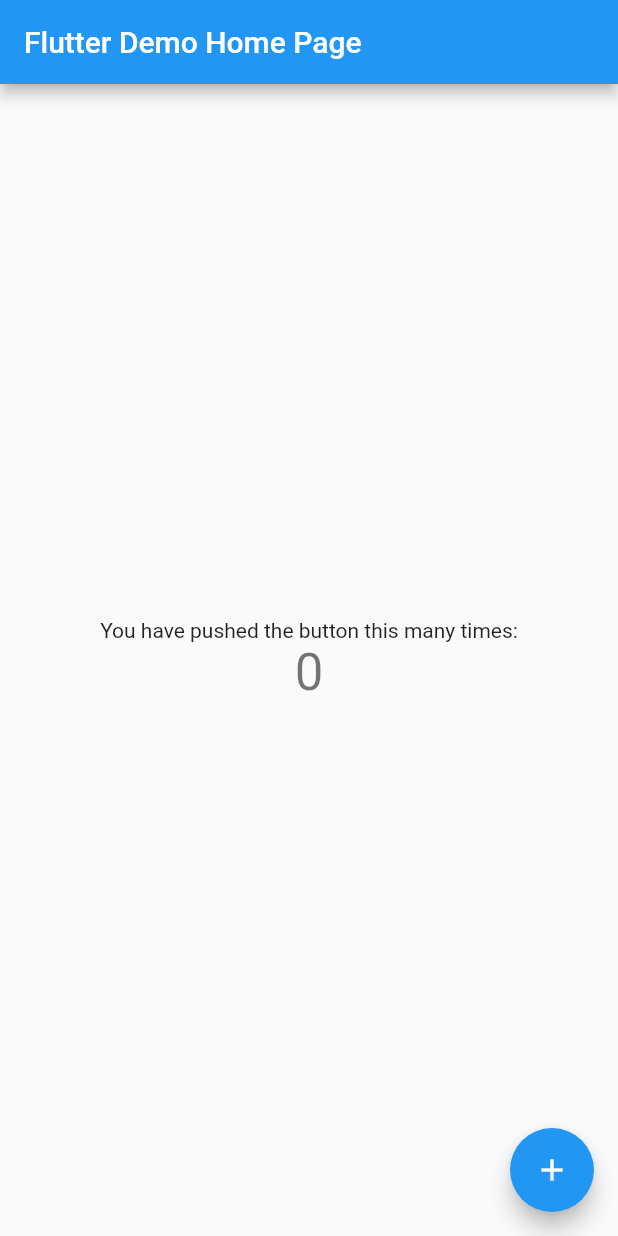
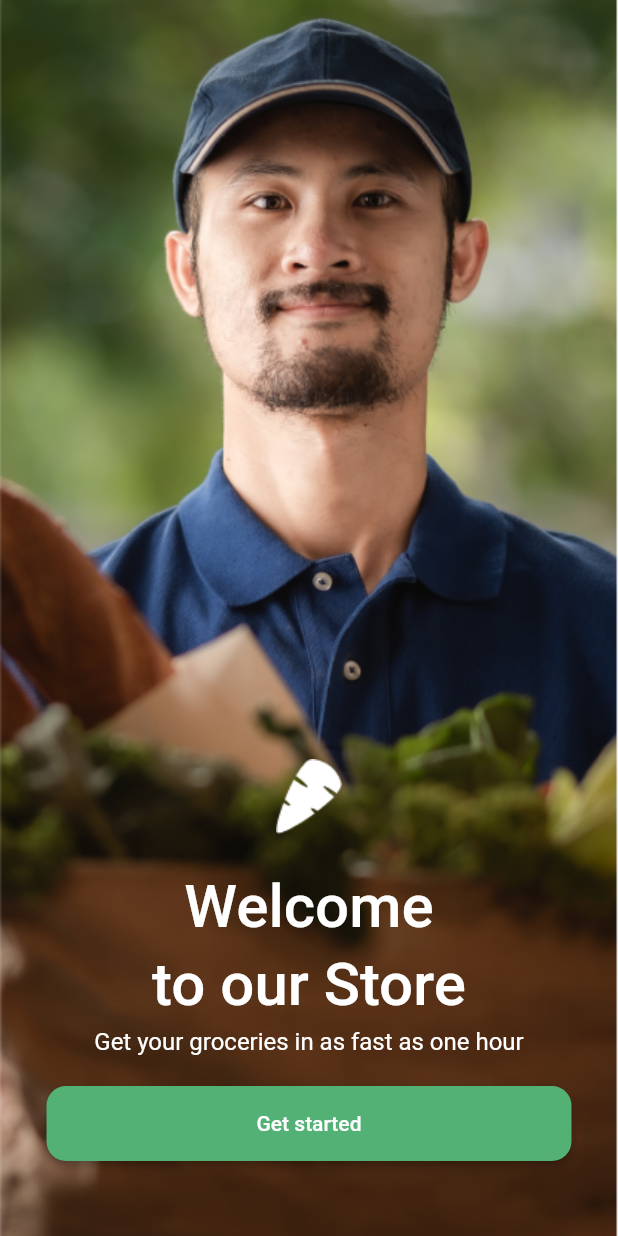
Before and after one commit to Badhon100/nectae, a Flutter app: the screen it shows after launch, on a phone screen of 412 x 824 dp. Run offline on Flutter 3.47's test engine with Material 2 defaults, Android fonts, the phone set to English and light mode, and no system bars.

```diff
--- a/lib/main.dart
+++ b/lib/main.dart
@@ -1,4 +1,5 @@
 import 'package:flutter/material.dart';
+import 'package:nectar/screens/splash_screen.dart';
 
 void main() {
   runApp(const MyApp());
@@ -13,103 +14,10 @@ class MyApp extends StatelessWidget {
     return MaterialApp(
       title: 'Flutter Demo',
       theme: ThemeData(
-        // This is the theme of your application.
-        //
-        // Try running your application with "flutter run". You'll see the
-        // application has a blue toolbar. Then, without quitting the app, try
-        // changing the primarySwatch below to Colors.green and then invoke
-        // "hot reload" (press "r" in the console where you ran "flutter run",
-        // or simply save your changes to "hot reload" in a Flutter IDE).
-        // Notice that the counter didn't reset back to zero; the application
-        // is not restarted.
         primarySwatch: Colors.blue,
       ),
-      home: const MyHomePage(title: 'Flutter Demo Home Page'),
+      debugShowCheckedModeBanner: false,
+      home: const SplasfScreen(),
     );
   }
 }
-
-class MyHomePage extends StatefulWidget {
-  const MyHomePage({Key? key, required this.title}) : super(key: key);
-
-  // This widget is the home page of your application. It is stateful, meaning
-  // that it has a State object (defined below) that contains fields that affect
-  // how it looks.
-
-  // This class is the configuration for the state. It holds the values (in this
-  // case the title) provided by the parent (in this case the App widget) and
-  // used by the build method of the State. Fields in a Widget subclass are
-  // always marked "final".
-
-  final String title;
-
-  @override
-  State<MyHomePage> createState() => _MyHomePageState();
-}
-
-class _MyHomePageState extends State<MyHomePage> {
-  int _counter = 0;
-
-  void _incrementCounter() {
-    setState(() {
-      // This call to setState tells the Flutter framework that something has
-      // changed in this State, which causes it to rerun the build method below
-      // so that the display can reflect the updated values. If we changed
-      // _counter without calling setState(), then the build method would not be
-      // called again, and so nothing would appear to happen.
-      _counter++;
-    });
-  }
-
-  @override
-  Widget build(BuildContext context) {
-    // This method is rerun every time setState is called, for instance as done
-    // by the _incrementCounter method above.
-    //
-    // The Flutter framework has been optimized to make rerunning build methods
-    // fast, so that you can just rebuild anything that needs updating rather
-    // than having to individually change instances of widgets.
-    return Scaffold(
-      appBar: AppBar(
-        // Here we take the value from the MyHomePage object that was created by
-        // the App.build method, and use it to set our appbar title.
-        title: Text(widget.title),
-      ),
-      body: Center(
-        // Center is a layout widget. It takes a single child and positions it
-        // in the middle of the parent.
-        child: Column(
-          // Column is also a layout widget. It takes a list of children and
-          // arranges them vertically. By default, it sizes itself to fit its
-          // children horizontally, and tries to be as tall as its parent.
-          //
-          // Invoke "debug painting" (press "p" in the console, choose the
-          // "Toggle Debug Paint" action from the Flutter Inspector in Android
-          // Studio, or the "Toggle Debug Paint" command in Visual Studio Code)
-          // to see the wireframe for each widget.
-          //
-          // Column has various properties to control how it sizes itself and
-          // how it positions its children. Here we use mainAxisAlignment to
-          // center the children vertically; the main axis here is the vertical
-          // axis because Columns are vertical (the cross axis would be
-          // horizontal).
-          mainAxisAlignment: MainAxisAlignment.center,
-          children: <Widget>[
-            const Text(
-              'You have pushed the button this many times:',
-            ),
-            Text(
-              '$_counter',
-              style: Theme.of(context).textTheme.headline4,
-            ),
-          ],
-        ),
-      ),
-      floatingActionButton: FloatingActionButton(
-        onPressed: _incrementCounter,
-        tooltip: 'Increment',
-        child: const Icon(Icons.add),
-      ), // This trailing comma makes auto-formatting nicer for build methods.
-    );
-  }
-}
--- /dev/null
+++ b/lib/screens/welcome_screen.dart
@@ -0,0 +1,74 @@
+import 'package:flutter/material.dart';
+import 'package:nectar/screens/home_page.dart';
+
+class WelcomeScreen extends StatelessWidget {
+  const WelcomeScreen({ Key? key }) : super(key: key);
+
+  @override
+  Widget build(BuildContext context) {
+    return Scaffold(
+      body: Container(
+        decoration: const BoxDecoration(
+          image: DecorationImage(
+            image: AssetImage("assets/img/welcome_background.png",),
+            fit: BoxFit.cover
+          )
+        ),
+        child: Center(
+          child: Padding(
+            padding: const EdgeInsets.only(bottom:50.0),
+            child: Column(
+              mainAxisAlignment: MainAxisAlignment.end,
+              children: [
+                const SizedBox(height: 30,),
+                Image.asset("assets/img/logo.png"),
+                const SizedBox(height: 25,),
+                const Text("Welcome",
+                  style: TextStyle(
+                    color: Colors.white,
+                    fontSize: 40,
+                    fontWeight: FontWeight.w500,
+
+                  ),
+                ),
+                const SizedBox(height: 5,),
+                const Text("to our Store",
+                style: TextStyle(
+                    color: Colors.white,
+                    fontSize: 40,
+                    fontWeight: FontWeight.w500,
+
+                  ),
+                ),
+                const SizedBox(height: 5,),
+                const Text("Get your groceries in as fast as one hour",
+                style: TextStyle(
+                    color: Colors.white,
+                    fontSize: 16,
+
+                  ),
+                ),
+                const SizedBox(height: 20,),
+                SizedBox(
+                  width: 350,
+                  height: 50,
+                  child: ElevatedButton(
+                    onPressed: (){
+                      Navigator.pushReplacement(context, MaterialPageRoute(builder: (context)=>const HomePage()));
+                    },
+                    style: ElevatedButton.styleFrom(
+                      shape: RoundedRectangleBorder(
+                          borderRadius: BorderRadius.circular(13.0)),
+                      primary: const Color(0xFF53B175)
+                    ),
+                    child: const Text("Get started")
+                    ),
+                )
+              ],
+            ),
+          ),
+        ),
+      ),
+    );
+  }
+}
--- a/pubspec.yaml
+++ b/pubspec.yaml
@@ -58,9 +58,8 @@ flutter:
   uses-material-design: true
 
   # To add assets to your application, add an assets section, like this:
-  # assets:
-  #   - images/a_dot_burr.jpeg
-  #   - images/a_dot_ham.jpeg
+  assets:
+    - assets/img/
 
   # An image asset can refer to one or more resolution-specific "variants", see
   # https://flutter.dev/assets-and-images/#resolution-aware.
```
Also changed, not shown: lib/screens/bottom_navigation_screens/account_screen.dart (added, +119 -0 lines), lib/screens/bottom_navigation_screens/cart_screen.dart (added, +17 -0 lines), lib/screens/bottom_navigation_screens/explore_screen.dart (added, +17 -0 lines), lib/screens/bottom_navigation_screens/favorite_screen.dart (added, +17 -0 lines), lib/screens/bottom_navigation_screens/store_scrren.dart (added, +17 -0 lines), lib/screens/home_page.dart (added, +65 -0 lines), lib/screens/signup_screen.dart (added, +31 -0 lines), lib/screens/splash_screen.dart (added, +66 -0 lines), assets/img/login_background.png (added), assets/img/logo.png (added), assets/img/person.png (added), assets/img/welcome_background.png (added), 2 other files.
